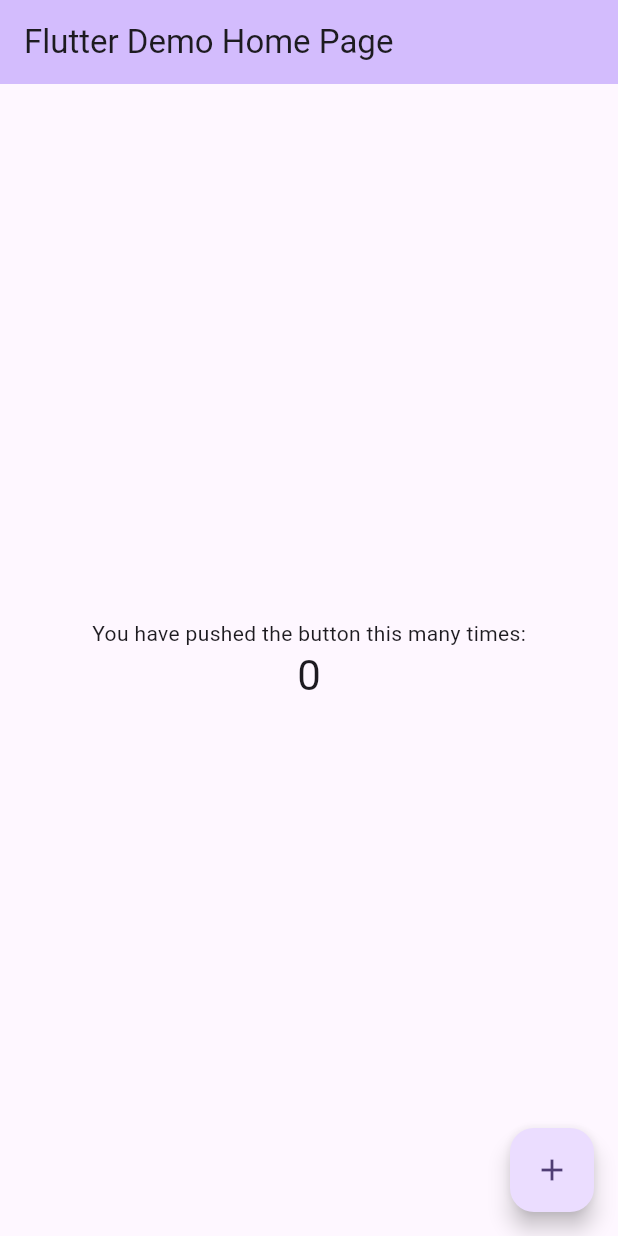
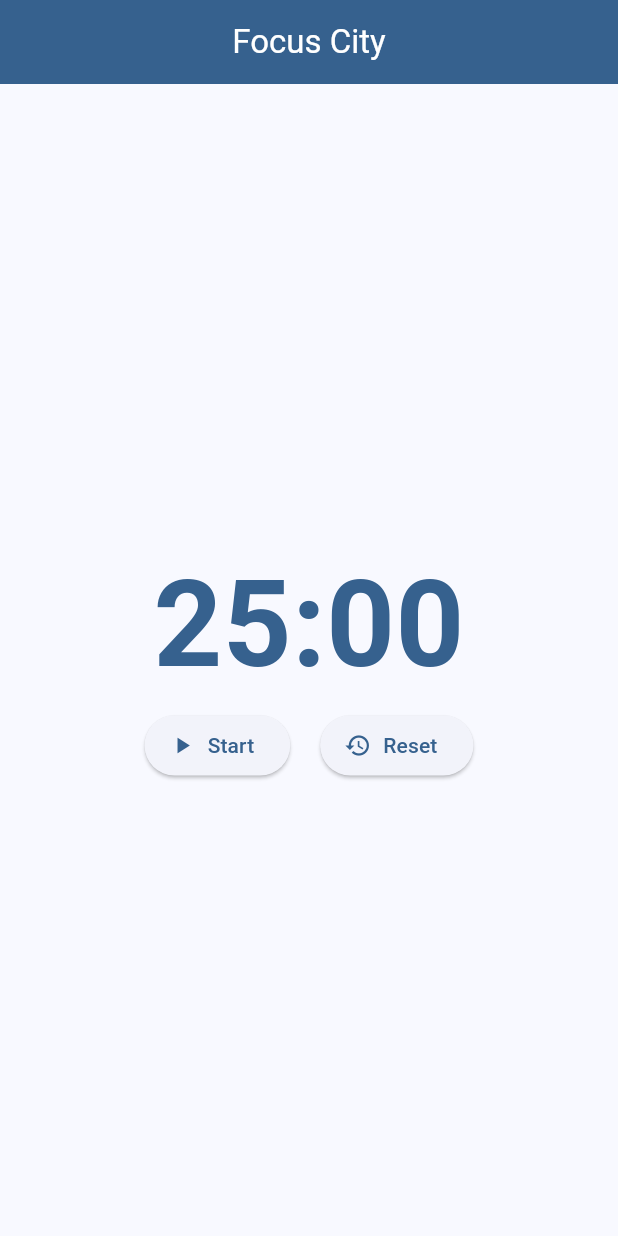
Before and after one commit to chirag-juneja/FocusCity, a Flutter app: the screen it shows after launch, on a phone screen of 412 x 824 dp. Run offline on Flutter 3.47's test engine with Material 3 defaults, Android fonts, the light colour scheme and no system bars.

Commit message:
pomodoro timer

```diff
--- a/lib/main.dart
+++ b/lib/main.dart
@@ -1,122 +1,25 @@
 import 'package:flutter/material.dart';
 
+import 'package:focuscity/screens/home_screen.dart';
+
 void main() {
-  runApp(const MyApp());
+  runApp(const FocusCityApp());
 }
 
-class MyApp extends StatelessWidget {
-  const MyApp({super.key});
+class FocusCityApp extends StatelessWidget {
+  const FocusCityApp({super.key});
 
-  // This widget is the root of your application.
   @override
   Widget build(BuildContext context) {
     return MaterialApp(
-      title: 'Flutter Demo',
+      title: "Focus City",
       theme: ThemeData(
-        // This is the theme of your application.
-        //
-        // TRY THIS: Try running your application with "flutter run". You'll see
-        // the application has a purple toolbar. Then, without quitting the app,
-        // try changing the seedColor in the colorScheme below to Colors.green
-        // and then invoke "hot reload" (save your changes or press the "hot
-        // reload" button in a Flutter-supported IDE, or press "r" if you used
-        // the command line to start the app).
-        //
-        // Notice that the counter didn't reset back to zero; the application
-        // state is not lost during the reload. To reset the state, use hot
-        // restart instead.
-        //
-        // This works for code too, not just values: Most code changes can be
-        // tested with just a hot reload.
-        colorScheme: ColorScheme.fromSeed(seedColor: Colors.deepPurple),
+        colorScheme: ColorScheme.fromSeed(
+          seedColor: Colors.blue,
+          brightness: Brightness.light,
+        ),
       ),
-      home: const MyHomePage(title: 'Flutter Demo Home Page'),
+      home: HomeScreen(),
     );
   }
 }
-
-class MyHomePage extends StatefulWidget {
-  const MyHomePage({super.key, required this.title});
-
-  // This widget is the home page of your application. It is stateful, meaning
-  // that it has a State object (defined below) that contains fields that affect
-  // how it looks.
-
-  // This class is the configuration for the state. It holds the values (in this
-  // case the title) provided by the parent (in this case the App widget) and
-  // used by the build method of the State. Fields in a Widget subclass are
-  // always marked "final".
-
-  final String title;
-
-  @override
-  State<MyHomePage> createState() => _MyHomePageState();
-}
-
-class _MyHomePageState extends State<MyHomePage> {
-  int _counter = 0;
-
-  void _incrementCounter() {
-    setState(() {
-      // This call to setState tells the Flutter framework that something has
-      // changed in this State, which causes it to rerun the build method below
-      // so that the display can reflect the updated values. If we changed
-      // _counter without calling setState(), then the build method would not be
-      // called again, and so nothing would appear to happen.
-      _counter++;
-    });
-  }
-
-  @override
-  Widget build(BuildContext context) {
-    // This method is rerun every time setState is called, for instance as done
-    // by the _incrementCounter method above.
-    //
-    // The Flutter framework has been optimized to make rerunning build methods
-    // fast, so that you can just rebuild anything that needs updating rather
-    // than having to individually change instances of widgets.
-    return Scaffold(
-      appBar: AppBar(
-        // TRY THIS: Try changing the color here to a specific color (to
-        // Colors.amber, perhaps?) and trigger a hot reload to see the AppBar
-        // change color while the other colors stay the same.
-        backgroundColor: Theme.of(context).colorScheme.inversePrimary,
-        // Here we take the value from the MyHomePage object that was created by
-        // the App.build method, and use it to set our appbar title.
-        title: Text(widget.title),
-      ),
-      body: Center(
-        // Center is a layout widget. It takes a single child and positions it
-        // in the middle of the parent.
-        child: Column(
-          // Column is also a layout widget. It takes a list of children and
-          // arranges them vertically. By default, it sizes itself to fit its
-          // children horizontally, and tries to be as tall as its parent.
-          //
-          // Column has various properties to control how it sizes itself and
-          // how it positions its children. Here we use mainAxisAlignment to
-          // center the children vertically; the main axis here is the vertical
-          // axis because Columns are vertical (the cross axis would be
-          // horizontal).
-          //
-          // TRY THIS: Invoke "debug painting" (choose the "Toggle Debug Paint"
-          // action in the IDE, or press "p" in the console), to see the
-          // wireframe for each widget.
-          mainAxisAlignment: MainAxisAlignment.center,
-          children: <Widget>[
-            const Text('You have pushed the button this many times:'),
-            Text(
-              '$_counter',
-              style: Theme.of(context).textTheme.headlineMedium,
-            ),
-          ],
-        ),
-      ),
-      floatingActionButton: FloatingActionButton(
-        onPressed: _incrementCounter,
-        tooltip: 'Increment',
-        child: const Icon(Icons.add),
-      ), // This trailing comma makes auto-formatting nicer for build methods.
-    );
-  }
-}
--- /dev/null
+++ b/lib/screens/home_screen.dart
@@ -0,0 +1,84 @@
+import 'dart:async';
+
+import 'package:flutter/material.dart';
+
+import 'package:focuscity/widgets/timer_display.dart';
+import 'package:focuscity/widgets/control_buttons.dart';
+
+class HomeScreen extends StatefulWidget {
+  const HomeScreen({super.key});
+
+  @override
+  State<HomeScreen> createState() => _HomeScreenState();
+}
+
+class _HomeScreenState extends State<HomeScreen> {
+  static int duration = 25 * 60;
+  int seconds = duration;
+  bool isRunning = false;
+  Timer? timer;
+
+  void _start() {
+    timer?.cancel();
+
+    timer = Timer.periodic(const Duration(seconds: 1), (t) {
+      if (seconds > 0) {
+        setState(() {
+          seconds--;
+        });
+      } else {
+        t.cancel();
+        setState(() {
+          isRunning = false;
+        });
+      }
+    });
+    setState(() {
+      isRunning = true;
+    });
+  }
+
+  void _pause() {
+    timer?.cancel();
+    setState(() {
+      isRunning = false;
+    });
+  }
+
+  void _reset() {
+    timer?.cancel();
+    setState(() {
+      isRunning = false;
+      seconds = duration;
+    });
+  }
+
+  @override
+  Widget build(BuildContext context) {
+    return Scaffold(
+      appBar: AppBar(
+        title: Text(
+          "Focus City",
+          style: TextStyle(color: Theme.of(context).colorScheme.onPrimary),
+        ),
+        backgroundColor: Theme.of(context).colorScheme.primary,
+        centerTitle: true,
+      ),
+      body: Center(
+        child: Column(
+          mainAxisAlignment: MainAxisAlignment.center,
+          // crossAxisAlignment: CrossAxisAlignment.center,
+          children: [
+            TimerDisplay(seconds: seconds),
+            ControlButtons(
+              isRunning: isRunning,
+              onStart: _start,
+              onPause: _pause,
+              onReset: _reset,
+            ),
+          ],
+        ),
+      ),
+    );
+  }
+}
--- /dev/null
+++ b/lib/widgets/control_buttons.dart
@@ -0,0 +1,42 @@
+import 'package:flutter/material.dart';
+
+class ControlButtons extends StatelessWidget {
+  final bool isRunning;
+  final VoidCallback onStart;
+  final VoidCallback onPause;
+  final VoidCallback onReset;
+
+  const ControlButtons({
+    super.key,
+    required this.isRunning,
+    required this.onStart,
+    required this.onPause,
+    required this.onReset,
+  });
+
+  @override
+  Widget build(BuildContext context) {
+    return Row(
+      mainAxisAlignment: MainAxisAlignment.center,
+      children: [
+        isRunning
+            ? ElevatedButton.icon(
+                onPressed: onPause,
+                label: const Text("Pause"),
+                icon: const Icon(Icons.pause),
+              )
+            : ElevatedButton.icon(
+                onPressed: onStart,
+                label: const Text("Start"),
+                icon: const Icon(Icons.play_arrow),
+              ),
+        const SizedBox(width: 20),
+        ElevatedButton.icon(
+          onPressed: onReset,
+          label: Text("Reset"),
+          icon: Icon(Icons.restore),
+        ),
+      ],
+    );
+  }
+}
--- /dev/null
+++ b/lib/widgets/timer_display.dart
@@ -0,0 +1,25 @@
+import 'package:flutter/material.dart';
+
+class TimerDisplay extends StatelessWidget {
+  final int seconds;
+
+  const TimerDisplay({super.key, required this.seconds});
+
+  String _formatTime(int seconds) {
+    final minutes = (seconds ~/ 60).toString().padLeft(2, '0');
+    final secs = (seconds % 60).toString().padLeft(2, '0');
+    return "$minutes:$secs";
+  }
+
+  @override
+  Widget build(BuildContext context) {
+    return Text(
+      _formatTime(seconds),
+      style: TextStyle(
+        fontSize: 80,
+        fontWeight: FontWeight.bold,
+        color: Theme.of(context).colorScheme.primary,
+      ),
+    );
+  }
+}
```
